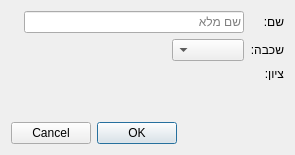
First picture: the form in gui/resources/participantcreationdialog.ui, repository PillowTweezers/PurMyun, before the edit.
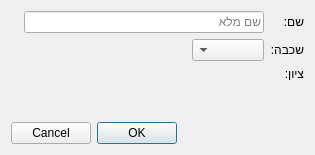
Second picture: the form after the edit. Custom widgets are drawn as their Qt base class.

What changed in the file:
```diff
--- a/gui/resources/participantcreationdialog.ui
+++ b/gui/resources/participantcreationdialog.ui
@@ -6,7 +6,7 @@
    <rect>
     <x>0</x>
     <y>0</y>
-    <width>295</width>
+    <width>315</width>
     <height>155</height>
    </rect>
   </property>
@@ -38,7 +38,7 @@
          </property>
          <property name="minimumSize">
           <size>
-           <width>220</width>
+           <width>240</width>
            <height>0</height>
           </size>
          </property>
```
